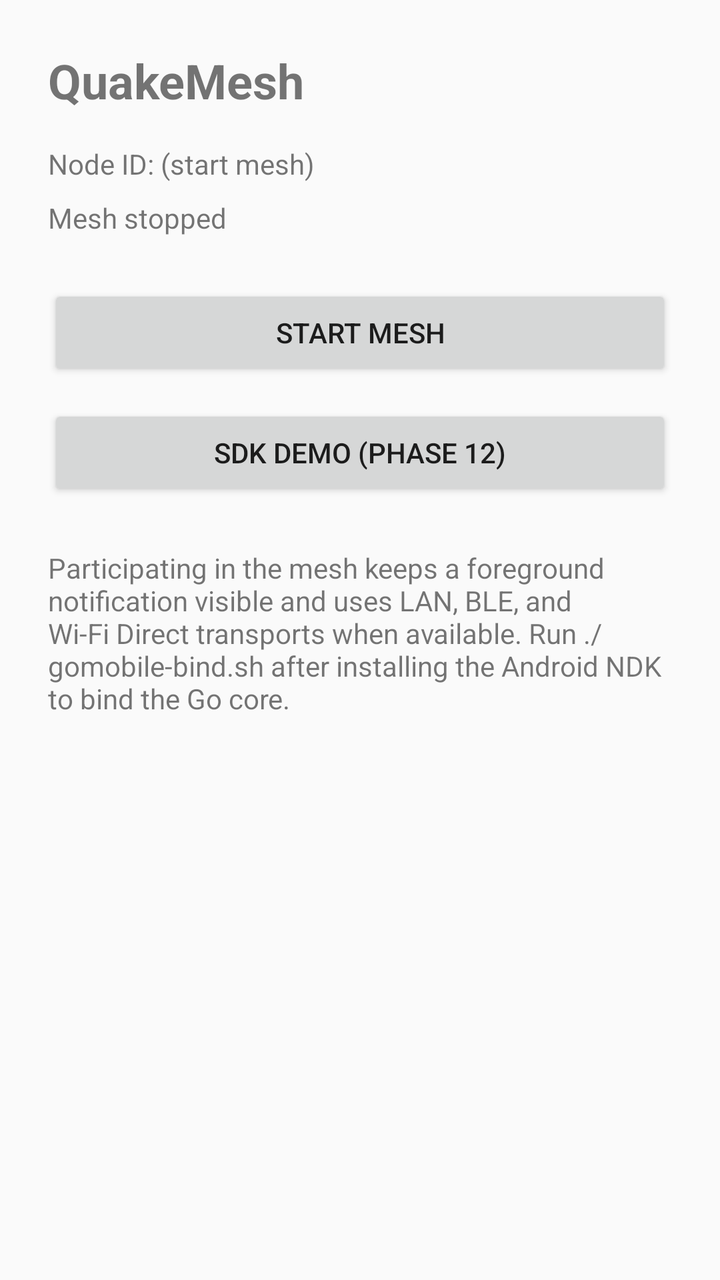
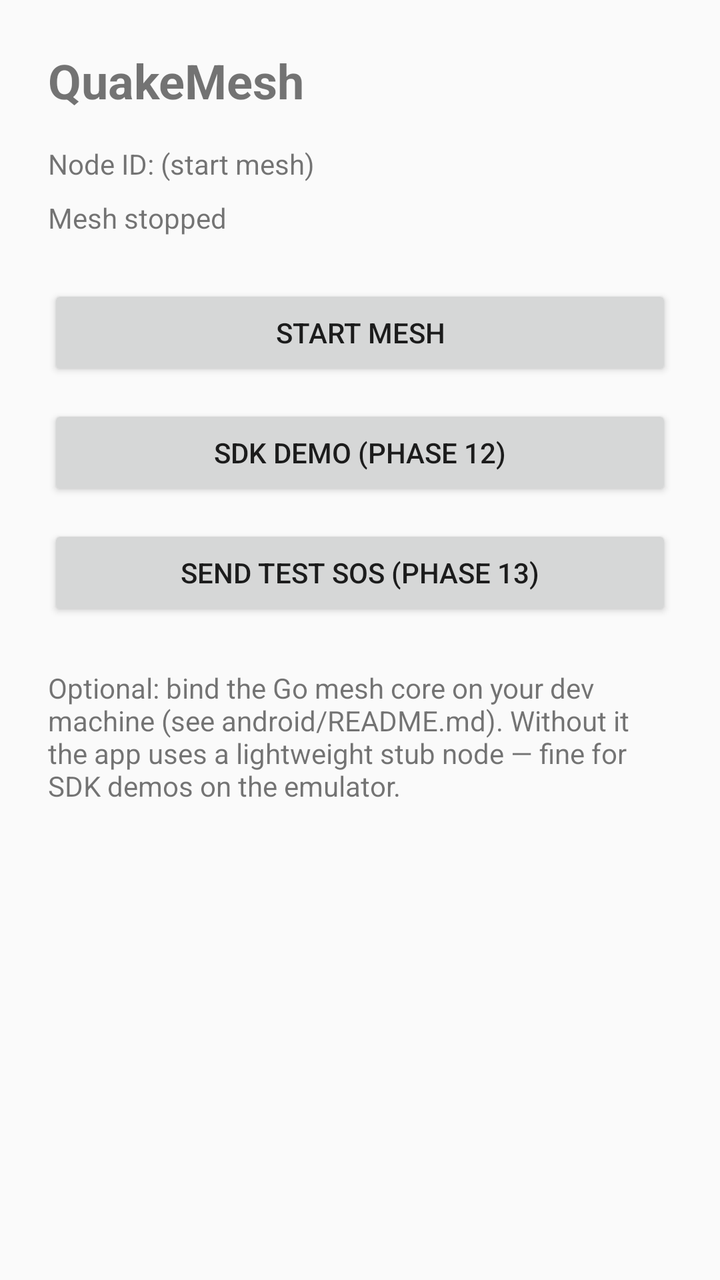

Before-and-after screenshots of an Android layout around one commit, followed by the original layout XML and the change that was made.
<!-- AndroidManifest.xml: application theme Theme.QuakeMesh -->
<!-- res/layout/activity_main.xml -->
<?xml version="1.0" encoding="utf-8"?>
<LinearLayout xmlns:android="http://schemas.android.com/apk/res/android"
    android:layout_width="match_parent"
    android:layout_height="match_parent"
    android:orientation="vertical"
    android:padding="24dp">

    <TextView
        android:layout_width="match_parent"
        android:layout_height="wrap_content"
        android:text="@string/app_name"
        android:textSize="24sp"
        android:textStyle="bold" />

    <TextView
        android:id="@+id/node_id_text"
        android:layout_width="match_parent"
        android:layout_height="wrap_content"
        android:layout_marginTop="16dp"
        android:text="@string/node_id_unknown" />

    <TextView
        android:id="@+id/status_text"
        android:layout_width="match_parent"
        android:layout_height="wrap_content"
        android:layout_marginTop="8dp"
        android:text="@string/mesh_stopped" />

    <Button
        android:id="@+id/toggle_mesh_button"
        android:layout_width="match_parent"
        android:layout_height="wrap_content"
        android:layout_marginTop="24dp"
        android:text="@string/start_mesh" />

    <Button
        android:id="@+id/sdk_demo_button"
        android:layout_width="match_parent"
        android:layout_height="wrap_content"
        android:layout_marginTop="12dp"
        android:text="@string/sdk_demo_button" />

    <TextView
        android:layout_width="match_parent"
        android:layout_height="wrap_content"
        android:layout_marginTop="24dp"
        android:text="@string/phase4_hint" />
</LinearLayout>
<!-- resources referenced by this layout -->
<resources>
  <string name="app_name">QuakeMesh</string>
  <string name="mesh_stopped">Mesh stopped</string>
  <string name="node_id_unknown">Node ID: (start mesh)</string>
  <string name="phase4_hint">Participating in the mesh keeps a foreground notification visible and uses LAN, BLE, and Wi-Fi Direct transports when available. Run ./gomobile-bind.sh after installing the Android NDK to bind the Go core.</string>
  <string name="sdk_demo_button">SDK demo (Phase 12)</string>
  <string name="start_mesh">Start mesh</string>
  <style name="Theme.QuakeMesh" parent="Theme.AppCompat.DayNight.NoActionBar" />
</resources>

<!-- the commit's change to res/layout/activity_main.xml (unified diff, before → after) -->
@@ -40,6 +40,13 @@
         android:layout_marginTop="12dp"
         android:text="@string/sdk_demo_button" />
 
+    <Button
+        android:id="@+id/sos_demo_button"
+        android:layout_width="match_parent"
+        android:layout_height="wrap_content"
+        android:layout_marginTop="12dp"
+        android:text="@string/sos_demo_button" />
+
     <TextView
         android:layout_width="match_parent"
         android:layout_height="wrap_content"
<!-- resource entries referenced after the edit -->
@@ -3,8 +3,9 @@
   <string name="app_name">QuakeMesh</string>
   <string name="mesh_stopped">Mesh stopped</string>
   <string name="node_id_unknown">Node ID: (start mesh)</string>
-  <string name="phase4_hint">Participating in the mesh keeps a foreground notification visible and uses LAN, BLE, and Wi-Fi Direct transports when available. Run ./gomobile-bind.sh after installing the Android NDK to bind the Go core.</string>
+  <string name="phase4_hint">Optional: bind the Go mesh core on your dev machine (see android/README.md). Without it the app uses a lightweight stub node — fine for SDK demos on the emulator.</string>
   <string name="sdk_demo_button">SDK demo (Phase 12)</string>
+  <string name="sos_demo_button">Send test SOS (Phase 13)</string>
   <string name="start_mesh">Start mesh</string>
   <style name="Theme.QuakeMesh" parent="Theme.AppCompat.DayNight.NoActionBar" />
 </resources>
